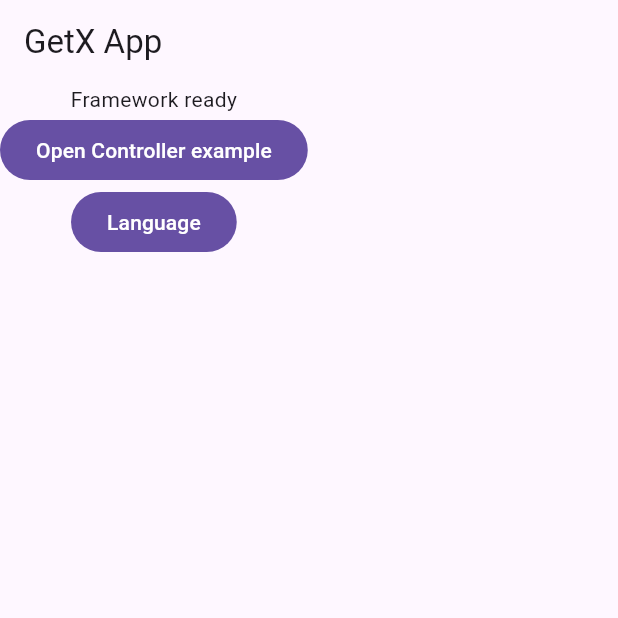
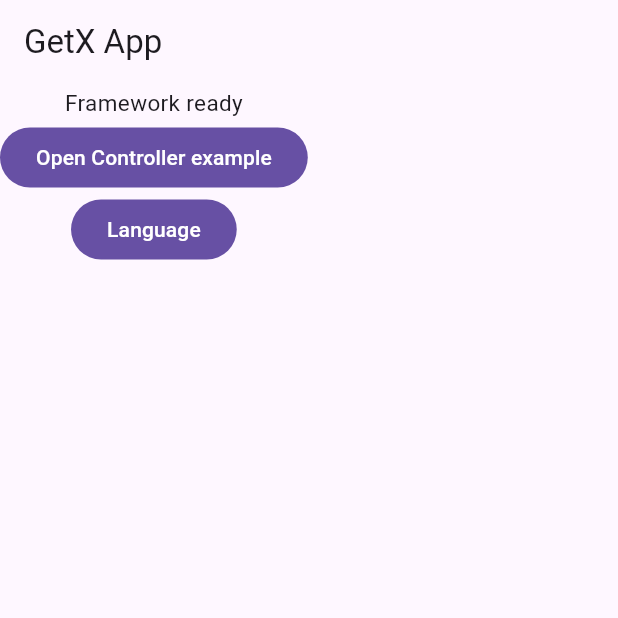
Before and after one commit to persilee/flutter_getx_starter, a Flutter app: the screen it shows after launch, on a phone screen of 412 x 824 dp, the top half of it. Run offline on Flutter 3.47's test engine with Material 3 defaults, Android fonts, the phone set to English and light mode, and no system bars; our stand-ins replace get, shared_preferences.

Commit message:
🍊 添加样式和间距配置，集中管理可复用的样式和布局设置，更新相关导出文件

```diff
--- a/lib/common/index.dart
+++ b/lib/common/index.dart
@@ -1,5 +1,6 @@
 // 统一导出本目录已经实现的类型，调用方通过模块入口复用。
 
+export 'values/index.dart';
+export 'services/index.dart';
+export 'style/index.dart';
 export 'i18n/index.dart';
-export 'services/index.dart';
-export 'values/index.dart';
--- /dev/null
+++ b/lib/common/style/app_text_styles.dart
@@ -0,0 +1,46 @@
+// 集中定义可复用配置，调用方从公共入口读取。
+
+import 'package:flutter/material.dart';
+
+/// 规范文字档位：所有样式支持系统文字缩放，不以固定容器高度裁剪。
+abstract final class AppTextStyles {
+  static const display = TextStyle(
+    fontSize: 30,
+    fontWeight: FontWeight.w700,
+    height: 1.2,
+  );
+  static const pageTitle = TextStyle(
+    fontSize: 20,
+    fontWeight: FontWeight.w700,
+    height: 1.25,
+  );
+  static const sectionTitle = pageTitle;
+  static const cardTitle = TextStyle(
+    fontSize: 16,
+    fontWeight: FontWeight.w600,
+    height: 1.4,
+  );
+  static const body = TextStyle(
+    fontSize: 15,
+    fontWeight: FontWeight.w400,
+    height: 1.65,
+  );
+  static const secondary = TextStyle(
+    fontSize: 13,
+    fontWeight: FontWeight.w400,
+    height: 1.5,
+  );
+  static const meta = secondary;
+  static const caption = TextStyle(
+    fontSize: 12,
+    fontWeight: FontWeight.w400,
+    height: 1.5,
+  );
+  static const label = caption;
+  static const mono = TextStyle(
+    fontSize: 12,
+    fontWeight: FontWeight.w500,
+    height: 1.4,
+    fontFamily: 'monospace',
+  );
+}
--- /dev/null
+++ b/lib/common/style/index.dart
@@ -0,0 +1,6 @@
+// 统一导出本目录已经实现的类型，调用方通过模块入口复用。
+
+export 'adaptive_spacing.dart';
+export 'app_colors.dart';
+export 'app_radius.dart';
+export 'app_text_styles.dart';
--- a/lib/pages/home/home_page.dart
+++ b/lib/pages/home/home_page.dart
@@ -16,7 +16,7 @@ class HomePage extends StatelessWidget {
       child: SingleChildScrollView(
         child: Column(
           children: [
-            Text(TrKeys.ready.tr),
+            Text(TrKeys.ready.tr, style: AppTextStyles.body),
             FilledButton(
               key: const Key('open-counter'),
               onPressed: () => Navigator.of(context).push(
```
Also changed, not shown: lib/common/style/adaptive_spacing.dart (added, +22 -0 lines), lib/common/style/app_colors.dart (added, +9 -0 lines), lib/common/style/app_radius.dart (added, +30 -0 lines).
